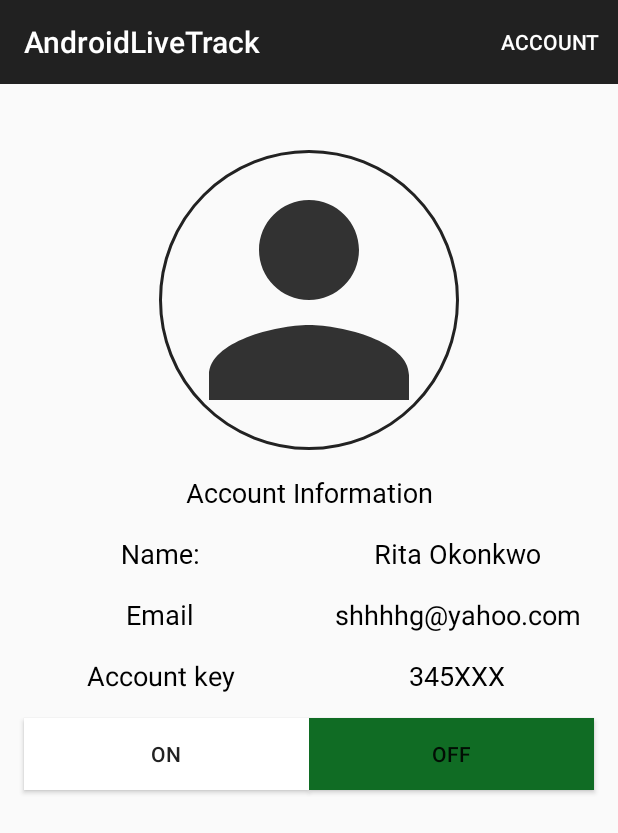
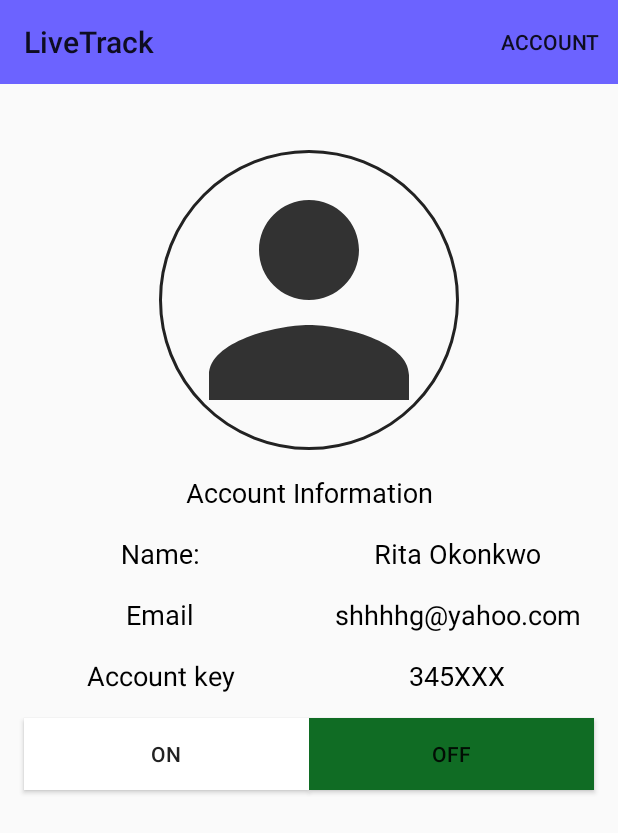
Before and after one commit to SmartTech-LiveTrack/Mobile-AndroidLiveTrack, an Android app: the LoggedInActivity screen opened directly, with no data from a screen before it, on a phone screen of 412 x 824 dp. Shown: the top 833 px of the screen. Run offline under Robolectric (Android 15) with nearby library versions, the phone set to English and light mode, and no system bars; our stand-ins replace CircleImageView.

Commit message:
dev_day_5 complete

```diff
--- a/app/src/main/AndroidManifest.xml
+++ b/app/src/main/AndroidManifest.xml
@@ -27,7 +27,8 @@
             </intent-filter>
         </activity>
         <activity android:name=".EmergencyActivity" />
-        <activity android:name=".Welcome" />
+        <activity android:name=".WebViewActivity" />
+        <activity android:name=".LoggedInActivity" />
         <activity android:name=".MainActivity"></activity>
 
         <service
--- a/app/src/main/java/com/project/androidlivetrack/Welcome.java
+++ b/app/src/main/java/com/project/androidlivetrack/LoggedInActivity.java
@@ -10,12 +10,14 @@ import android.view.MenuItem;
 
 import androidx.appcompat.widget.Toolbar;
 
-public class Welcome extends AppCompatActivity {
-
+public class LoggedInActivity extends AppCompatActivity {
+    private Toolbar toolbar;
     @Override
     protected void onCreate(Bundle savedInstanceState) {
         super.onCreate(savedInstanceState);
-        setContentView(R.layout.activity_welcome);
+        setContentView(R.layout.activity_loggedin);
+        toolbar = findViewById(R.id.my_toolbar);
+        setSupportActionBar(toolbar);
 
         Toolbar toolbar = findViewById(R.id.my_toolbar);
         setSupportActionBar(toolbar);
@@ -30,7 +32,7 @@ public class Welcome extends AppCompatActivity {
     @Override
     public boolean onOptionsItemSelected(@NonNull MenuItem item) {
         if(item.getItemId() == R.id.action_menu) {
-            Intent intent = new Intent(Welcome.this, WebViewActivity.class);
+            Intent intent = new Intent(LoggedInActivity.this, WebViewActivity.class);
             startActivity(intent);
         }
         return true;
--- a/app/src/main/java/com/project/androidlivetrack/MainActivity.java
+++ b/app/src/main/java/com/project/androidlivetrack/MainActivity.java
@@ -5,7 +5,6 @@ import androidx.appcompat.app.AppCompatActivity;
 import android.content.Intent;
 import android.os.Bundle;
 import android.view.View;
-import android.widget.Button;
 
 public class MainActivity extends AppCompatActivity {
 
@@ -30,7 +29,7 @@ public class MainActivity extends AppCompatActivity {
     public void verify(View view) {
 
         if(false){
-            Intent intent = new Intent(MainActivity.this, Welcome.class);
+            Intent intent = new Intent(MainActivity.this, LoggedInActivity.class);
             intent.putExtra("jwt","");
             startActivity(intent);
         }
--- a/app/src/main/java/com/project/androidlivetrack/NotificationService.java
+++ b/app/src/main/java/com/project/androidlivetrack/NotificationService.java
@@ -37,7 +37,7 @@ public class NotificationService extends Service implements SensorEventListener
 
     @Override
     public int onStartCommand(Intent intent, int flags, int startId) {
-        Intent notificationIntent = new Intent(this, Welcome.class);
+        Intent notificationIntent = new Intent(this, LoggedInActivity.class);
         PendingIntent pendingIntent = PendingIntent.getActivity(this,
                 0, notificationIntent, 0);
 
--- a/app/src/main/res/layout/activity_welcome.xml
+++ b/app/src/main/res/layout/activity_loggedin.xml
@@ -4,17 +4,18 @@
     xmlns:tools="http://schemas.android.com/tools"
     android:layout_width="match_parent"
     android:layout_height="match_parent"
-    tools:context=".Welcome">
+    tools:context=".LoggedInActivity">
 
     <androidx.appcompat.widget.Toolbar
         android:id="@+id/my_toolbar"
         app:layout_constraintTop_toTopOf="parent"
         app:layout_constraintStart_toStartOf="parent"
         app:layout_constraintEnd_toEndOf="parent"
+        app:title="LiveTrack"
         android:layout_width="match_parent"
         android:layout_height="?attr/actionBarSize"
-        android:background="?attr/colorPrimary"
-        android:theme="@style/ThemeOverlay.AppCompat.Dark.ActionBar"
+        android:background="#6C63FF"
+        android:theme="@style/ThemeOverlay.AppCompat.ActionBar"
         app:popupTheme="@style/ThemeOverlay.AppCompat.Light"/>
 
     <de.hdodenhof.circleimageview.CircleImageView
```
Also changed, not shown: app/src/main/java/com/project/androidlivetrack/WebViewActivity.java (+29 -7 lines), app/src/main/res/layout/activity_main.xml (+11 -1 lines), app/src/main/res/layout/activity_webview.xml (renamed from app/src/main/res/layout/activity_action.xml, +6 -6 lines).
